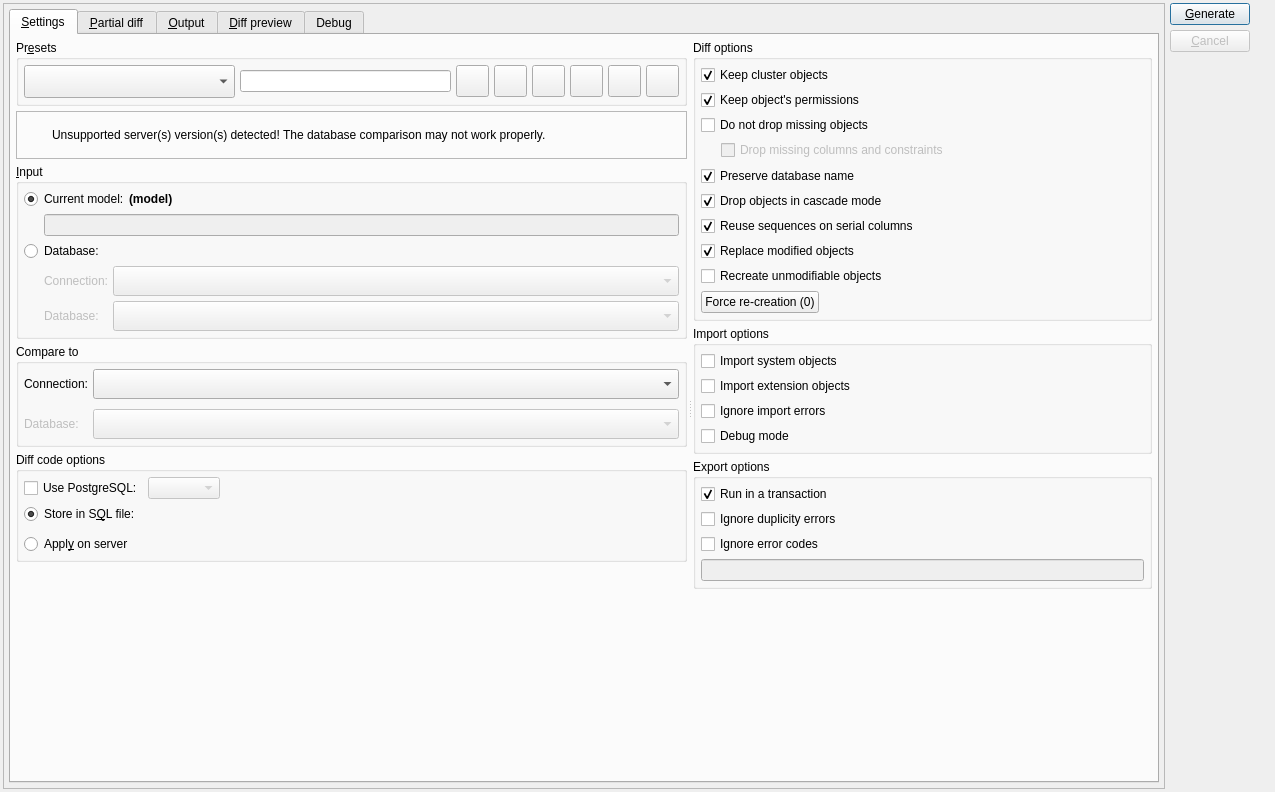
First picture: the form in libs/libgui/ui/tools/difftoolwidget.ui, repository arichiardi/pgmodeler, before the edit.
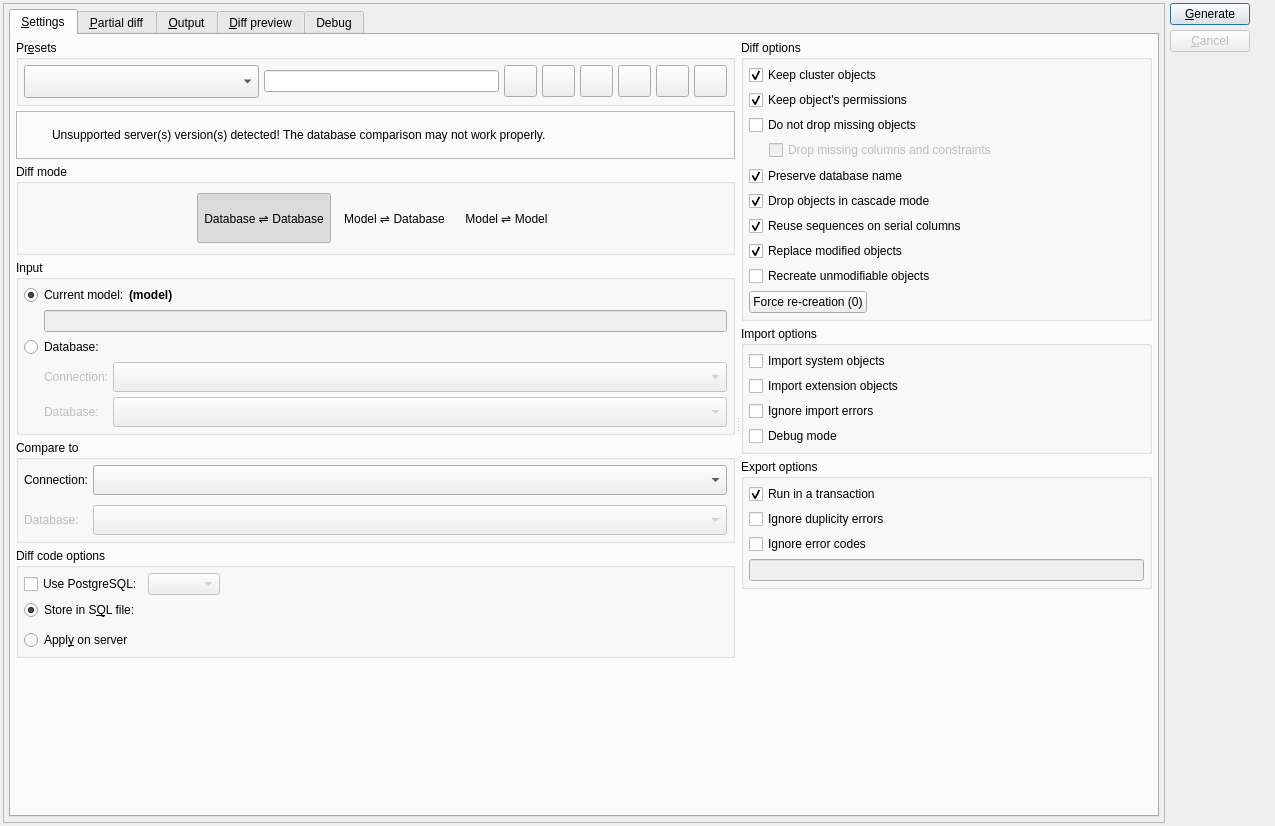
Second picture: the form after the edit. Icons and pictures are not drawn.

Commit message: Start to change DiffToolWidget to include model <-> model diff mode (WIP)

```diff
--- a/libs/libgui/ui/tools/difftoolwidget.ui
+++ b/libs/libgui/ui/tools/difftoolwidget.ui
@@ -10,7 +10,7 @@
     <x>0</x>
     <y>0</y>
     <width>1275</width>
-    <height>792</height>
+    <height>826</height>
    </rect>
   </property>
   <property name="sizePolicy">
@@ -531,6 +531,164 @@
                 </layout>
                </widget>
               </item>
+              <item>
+               <widget class="QGroupBox" name="diff_mode_gb">
+                <property name="title">
+                 <string>Diff mode</string>
+                </property>
+                <layout class="QHBoxLayout" name="horizontalLayout_4">
+                 <item>
+                  <spacer name="horizontalSpacer_5">
+                   <property name="orientation">
+                    <enum>Qt::Orientation::Horizontal</enum>
+                   </property>
+                   <property name="sizeHint" stdset="0">
+                    <size>
+                     <width>40</width>
+                     <height>20</height>
+                    </size>
+                   </property>
+                  </spacer>
+                 </item>
+                 <item>
+                  <widget class="QToolButton" name="db_to_db_tb">
+                   <property name="sizePolicy">
+                    <sizepolicy hsizetype="Preferred" vsizetype="Preferred">
+                     <horstretch>0</horstretch>
+                     <verstretch>0</verstretch>
+                    </sizepolicy>
+                   </property>
+                   <property name="minimumSize">
+                    <size>
+                     <width>50</width>
+                     <height>50</height>
+                    </size>
+                   </property>
+                   <property name="text">
+                    <string>Database ⇌ Database</string>
+                   </property>
+                   <property name="icon">
+                    <iconset resource="../../res/resources.qrc">
+                     <normaloff>:/icons/icons/config.png</normaloff>:/icons/icons/config.png</iconset>
+                   </property>
+                   <property name="iconSize">
+                    <size>
+                     <width>48</width>
+                     <height>48</height>
+                    </size>
+                   </property>
+                   <property name="checkable">
+                    <bool>true</bool>
+                   </property>
+                   <property name="checked">
+                    <bool>true</bool>
+                   </property>
+                   <property name="toolButtonStyle">
+                    <enum>Qt::ToolButtonStyle::ToolButtonTextUnderIcon</enum>
+                   </property>
+                   <property name="autoRaise">
+                    <bool>true</bool>
+                   </property>
+                  </widget>
+                 </item>
+                 <item>
+                  <widget class="QToolButton" name="model_to_db_tb">
+                   <property name="sizePolicy">
+                    <sizepolicy hsizetype="Preferred" vsizetype="Preferred">
+                     <horstretch>0</horstretch>
+                     <verstretch>0</verstretch>
+                    </sizepolicy>
+                   </property>
+                   <property name="minimumSize">
+                    <size>
+                     <width>50</width>
+                     <height>50</height>
+                    </size>
+                   </property>
+                   <property name="text">
+                    <string>Model ⇌ Database</string>
+                   </property>
+                   <property name="icon">
+                    <iconset resource="../../res/resources.qrc">
+                     <normaloff>:/icons/icons/config.png</normaloff>:/icons/icons/config.png</iconset>
+                   </property>
+                   <property name="iconSize">
+                    <size>
+                     <width>48</width>
+                     <height>48</height>
+                    </size>
+                   </property>
+                   <property name="checkable">
+                    <bool>true</bool>
+                   </property>
+                   <property name="checked">
+                    <bool>false</bool>
+                   </property>
+                   <property name="toolButtonStyle">
+                    <enum>Qt::ToolButtonStyle::ToolButtonTextUnderIcon</enum>
+                   </property>
+                   <property name="autoRaise">
+                    <bool>true</bool>
+                   </property>
+                  </widget>
+                 </item>
+                 <item>
+                  <widget class="QToolButton" name="model_to_model_tb">
+                   <property name="sizePolicy">
+                    <sizepolicy hsizetype="Preferred" vsizetype="Preferred">
+                     <horstretch>0</horstretch>
+                     <verstretch>0</verstretch>
+                    </sizepolicy>
+                   </property>
+                   <property name="minimumSize">
+                    <size>
+                     <width>50</width>
+                     <height>50</height>
+                    </size>
+                   </property>
+                   <property name="text">
+                    <string>Model ⇌ Model</string>
+                   </property>
+                   <property name="icon">
+                    <iconset resource="../../res/resources.qrc">
+                     <normaloff>:/icons/icons/config.png</normaloff>:/icons/icons/config.png</iconset>
+                   </property>
+                   <property name="iconSize">
+                    <size>
+                     <width>48</width>
+                     <height>48</height>
+                    </size>
+                   </property>
+                   <property name="checkable">
+                    <bool>true</bool>
+                   </property>
+                   <property name="checked">
+                    <bool>false</bool>
+                   </property>
+                   <property name="toolButtonStyle">
+                    <enum>Qt::ToolButtonStyle::ToolButtonTextUnderIcon</enum>
+                   </property>
+                   <property name="autoRaise">
+                    <bool>true</bool>
+                   </property>
+                  </widget>
+                 </item>
+                 <item>
+                  <spacer name="horizontalSpacer_6">
+                   <property name="orientation">
+                    <enum>Qt::Orientation::Horizontal</enum>
+                   </property>
+                   <property name="sizeHint" stdset="0">
+                    <size>
+                     <width>40</width>
+                     <height>20</height>
+                    </size>
+                   </property>
+                  </spacer>
+                 </item>
+                </layout>
+               </widget>
+              </item>
               <item>
                <widget class="QGroupBox" name="input_gb">
                 <property name="sizePolicy">
@@ -546,7 +704,7 @@
                  </size>
                 </property>
                 <property name="title">
-                 <string>&amp;Input</string>
+                 <string>Input</string>
                 </property>
                 <property name="flat">
                  <bool>false</bool>
```
The commit also changes 3 other files.
